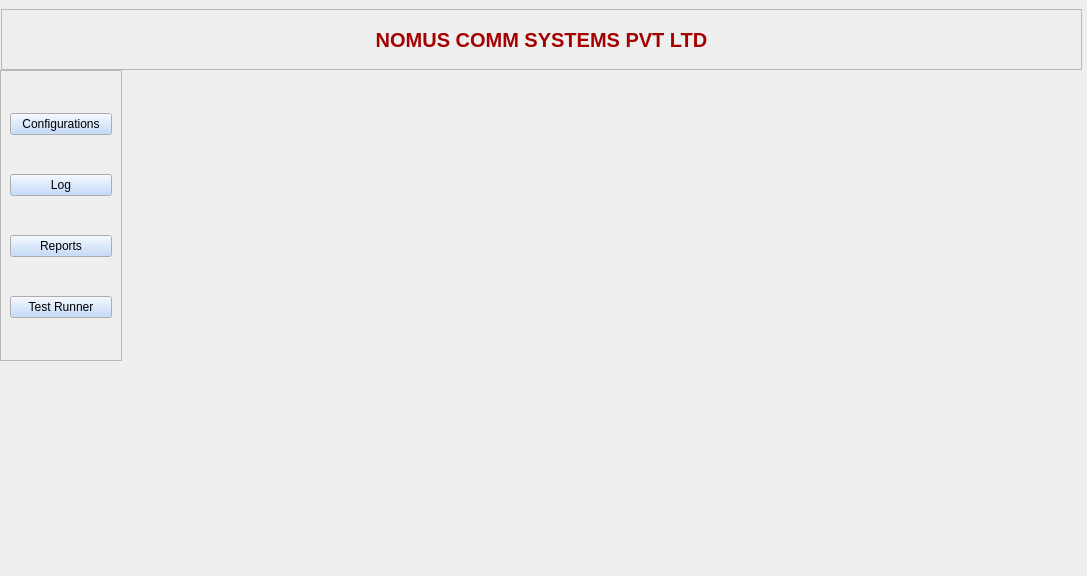
skystar23/Automation_tool, file Practice/dumy.ui: the form before one commit.
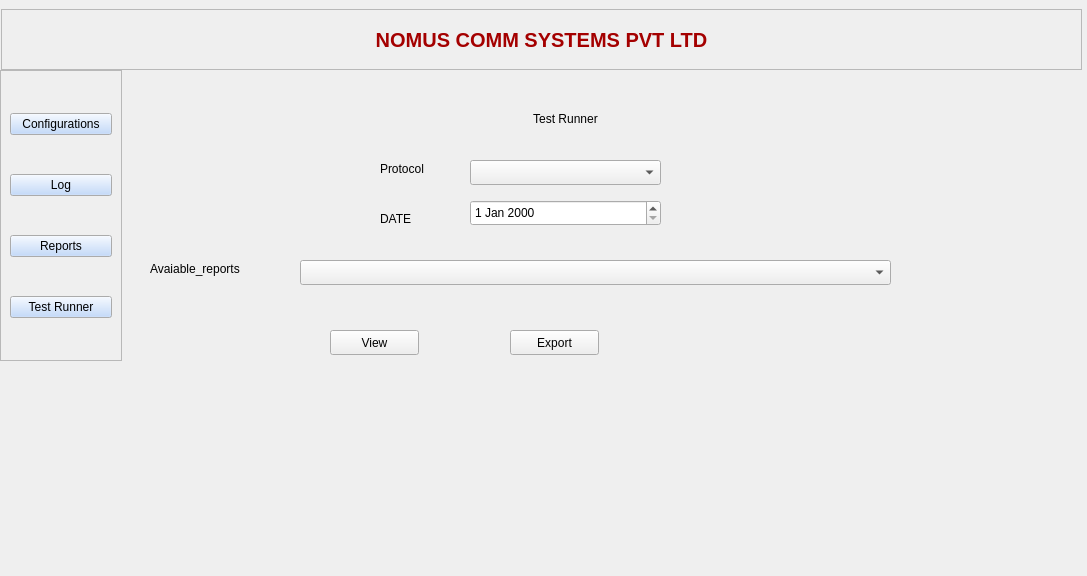
The form after the commit.

The edit to the form file:
```diff
--- a/Practice/dumy.ui
+++ b/Practice/dumy.ui
@@ -269,6 +269,124 @@
      </item>
     </layout>
    </widget>
+   <widget class="QWidget" name="widget" native="true">
+    <property name="geometry">
+     <rect>
+      <x>120</x>
+      <y>70</y>
+      <width>961</width>
+      <height>531</height>
+     </rect>
+    </property>
+    <widget class="QLabel" name="label">
+     <property name="geometry">
+      <rect>
+       <x>410</x>
+       <y>40</y>
+       <width>91</width>
+       <height>17</height>
+      </rect>
+     </property>
+     <property name="text">
+      <string> Test Runner</string>
+     </property>
+    </widget>
+    <widget class="QLabel" name="label_2">
+     <property name="geometry">
+      <rect>
+       <x>260</x>
+       <y>90</y>
+       <width>67</width>
+       <height>17</height>
+      </rect>
+     </property>
+     <property name="text">
+      <string>Protocol</string>
+     </property>
+    </widget>
+    <widget class="QComboBox" name="comboBox">
+     <property name="geometry">
+      <rect>
+       <x>350</x>
+       <y>90</y>
+       <width>191</width>
+       <height>25</height>
+      </rect>
+     </property>
+    </widget>
+    <widget class="QLabel" name="label_3">
+     <property name="geometry">
+      <rect>
+       <x>260</x>
+       <y>140</y>
+       <width>67</width>
+       <height>17</height>
+      </rect>
+     </property>
+     <property name="text">
+      <string>DATE</string>
+     </property>
+    </widget>
+    <widget class="QDateEdit" name="dateEdit">
+     <property name="geometry">
+      <rect>
+       <x>350</x>
+       <y>130</y>
+       <width>191</width>
+       <height>26</height>
+      </rect>
+     </property>
+    </widget>
+    <widget class="QLabel" name="label_4">
+     <property name="geometry">
+      <rect>
+       <x>30</x>
+       <y>190</y>
+       <width>131</width>
+       <height>17</height>
+      </rect>
+     </property>
+     <property name="text">
+      <string>Avaiable_reports</string>
+     </property>
+    </widget>
+    <widget class="QComboBox" name="comboBox_2">
+     <property name="geometry">
+      <rect>
+       <x>180</x>
+       <y>190</y>
+       <width>591</width>
+       <height>25</height>
+      </rect>
+     </property>
+    </widget>
+    <widget class="QPushButton" name="pushButton">
+     <property name="geometry">
+      <rect>
+       <x>210</x>
+       <y>260</y>
+       <width>89</width>
+       <height>25</height>
+      </rect>
+     </property>
+     <property name="text">
+      <string>View</string>
+     </property>
+    </widget>
+    <widget class="QPushButton" name="pushButton_2">
+     <property name="geometry">
+      <rect>
+       <x>390</x>
+       <y>260</y>
+       <width>89</width>
+       <height>25</height>
+      </rect>
+     </property>
+     <property name="text">
+      <string>Export</string>
+     </property>
+    </widget>
+   </widget>
   </widget>
  </widget>
  <resources/>
```
